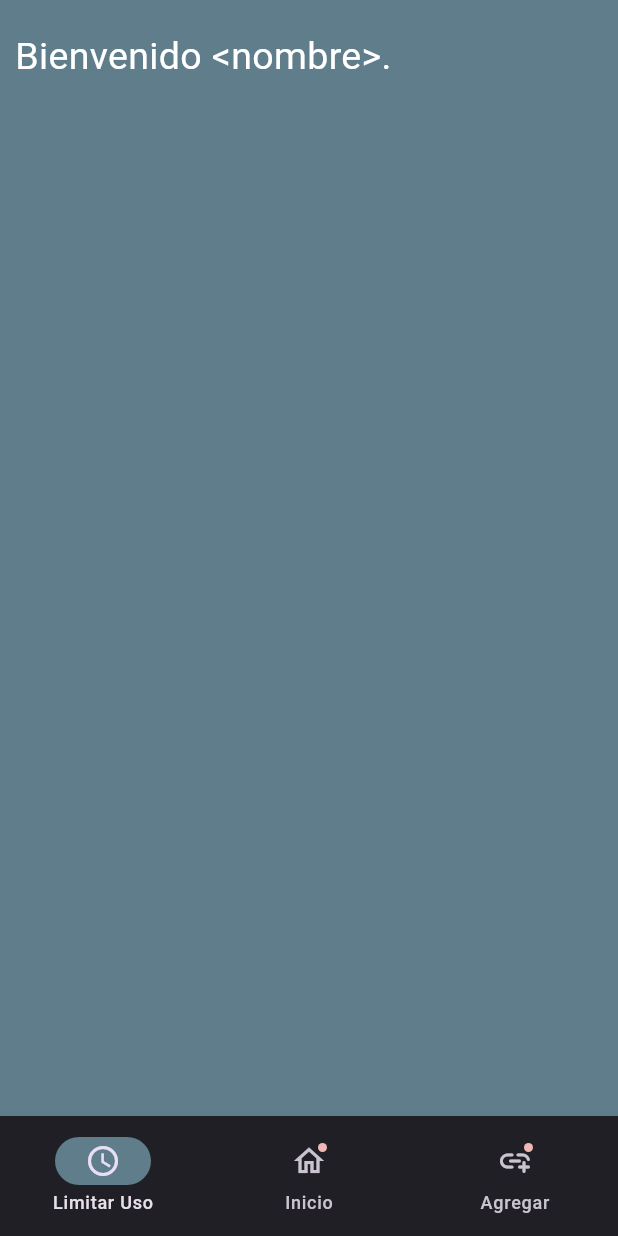
After one commit to WishoSz/pdm2026-202308019, a Flutter app: the screen it shows after launch, on a phone screen of 412 x 824 dp. The commit adds this screen. Run offline on Flutter 3.47's test engine with Material 3 defaults, Android fonts, the phone set to English and light mode, and no system bars.

Commit message:
S09 arquitectura limpia
Separe todo el main anterior en app_theme, main.dart que hace llamada al app.dart y luego el home.dart que contiene el scaffold.

```diff
--- /dev/null
+++ b/entregas/S06/sleepo/lib/app.dart
@@ -0,0 +1,17 @@
+import 'package:flutter/material.dart';
+import 'core/theme/app_theme.dart';
+import 'home.dart';
+
+class MyApp extends StatelessWidget {
+  const MyApp({super.key});
+
+  @override
+  Widget build(BuildContext context) {
+    return MaterialApp(
+      debugShowCheckedModeBanner: false,
+      title: 'Sleepo ZZZ',
+      theme: AppTheme.darkTheme,
+      home: const HomeScreen(),
+    );
+  }
+}
--- /dev/null
+++ b/entregas/S06/sleepo/lib/core/theme/app_theme.dart
@@ -0,0 +1,15 @@
+import 'package:flutter/material.dart';
+
+class AppTheme {
+  // Evita que alguien intente instanciar esta clase
+  AppTheme._();
+
+  static ThemeData get darkTheme {
+    return ThemeData(
+      brightness: Brightness.dark,
+      scaffoldBackgroundColor: Colors.blueGrey,
+      // Aquí puedes ir agregando más cosas después:
+      // colorScheme, textTheme, appBarTheme, etc.
+    );
+  }
+}
--- /dev/null
+++ b/entregas/S06/sleepo/lib/home.dart
@@ -0,0 +1,85 @@
+import 'package:flutter/material.dart';
+
+void main() {
+  runApp(const HomeScreen());
+}
+
+//Paleta de colores
+
+
+class HomeScreen extends StatelessWidget {
+  const HomeScreen({super.key});
+
+  @override
+  Widget build(BuildContext context) {
+    return Scaffold(
+         bottomNavigationBar: NavigationBar(
+          indicatorColor: Colors.blueGrey,
+          destinations: const <Widget>[
+            NavigationDestination(
+              selectedIcon: Icon(Icons.watch_later_outlined),
+              icon: Icon(Icons.watch_later_outlined),
+              label: 'Limitar Uso',
+            ),
+            NavigationDestination(
+              icon: Badge(child: Icon(Icons.home_outlined)),
+              label: 'Inicio',
+            ),
+            NavigationDestination(
+              icon: Badge(child: Icon(Icons.add_link_rounded)),
+              label: 'Agregar',
+            ),
+          ],
+        ),
+
+
+        body: SafeArea( child: ListView( padding: EdgeInsets.all(10), children:
+          [
+            SizedBox( height: 10),
+            Column( crossAxisAlignment: CrossAxisAlignment.start , children:
+            [
+              Text('Bienvenido <nombre>.', style: TextStyle(fontSize: 25, color: Colors.white)),
+              SizedBox( height: 3),
+            ]
+          ),
+
+          ],
+        )
+        )
+      );
+  }
+}
+
+
+
+Widget filaMovimiento( {
+  required IconData icon,
+  required String title,
+  required String subtitle,
+  required String amount,
+  required String date,
+  bool isRequired = false,
+}
+){ return ListTile(
+  leading: Icon(icon, color: Colors.lime,),
+  title: Text(title),
+  subtitle: Text(subtitle),
+  trailing: Column( mainAxisAlignment: MainAxisAlignment.center ,crossAxisAlignment: CrossAxisAlignment.end,
+    children: [ Text( style: TextStyle(fontSize: 12, color: isRequired ? Colors.limeAccent : Colors.white), amount), Text(date)],
+  ),
+
+);
+}
+
+Widget tarjetaInfo(
+ String title,
+ String subtitle
+){return Card(
+  child: Padding(
+    padding: EdgeInsets.all(16.0),
+    child: Column( crossAxisAlignment:CrossAxisAlignment.start, children: [
+      Text(title),
+      Text(subtitle, style: TextStyle(fontSize: 20, fontWeight: FontWeight(1000))),
+      ],),)
+      );
+}
--- a/entregas/S06/sleepo/pubspec.yaml
+++ b/entregas/S06/sleepo/pubspec.yaml
@@ -34,6 +34,8 @@ dependencies:
   # The following adds the Cupertino Icons font to your application.
   # Use with the CupertinoIcons class for iOS style icons.
   cupertino_icons: ^1.0.8
+  riverpod: ^3.4.2
+  sqflite: ^2.4.3
 
 dev_dependencies:
   flutter_test:
```
Also changed, not shown: entregas/S06/sleepo/lib/main.dart (+8 -87 lines), entregas/S06/sleepo/pubspec.lock, 2 other files.
